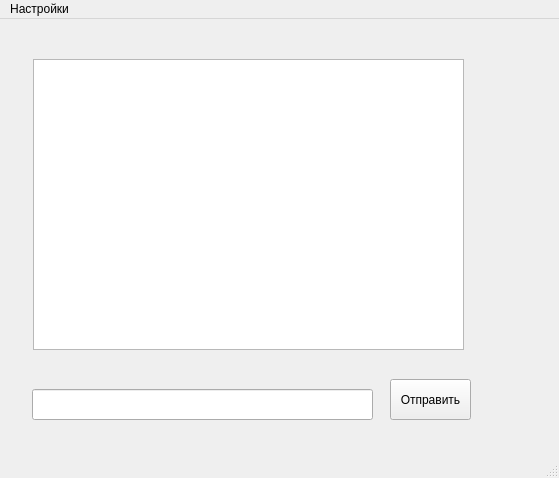
First picture: the form in chat_client.ui, repository CondInPunz/PogChat-YAL, before the edit.
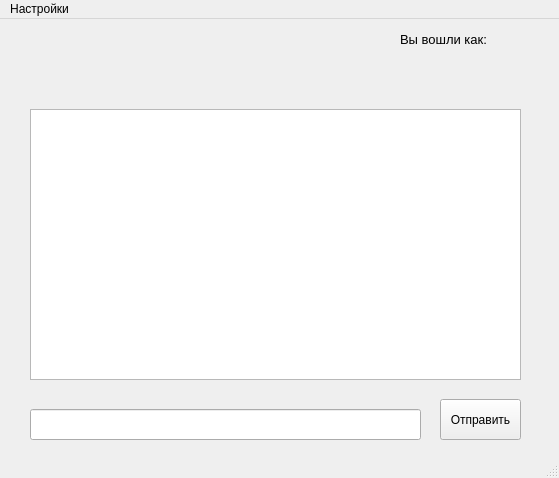
Second picture: the form after the edit. Icons and pictures are not drawn.

What changed in the file:
```diff
--- a/chat_client.ui
+++ b/chat_client.ui
@@ -17,9 +17,9 @@
    <widget class="QLineEdit" name="message_enter">
     <property name="geometry">
      <rect>
-      <x>32</x>
-      <y>370</y>
-      <width>341</width>
+      <x>30</x>
+      <y>390</y>
+      <width>391</width>
       <height>31</height>
      </rect>
     </property>
@@ -27,8 +27,8 @@
    <widget class="QPushButton" name="send_button">
     <property name="geometry">
      <rect>
-      <x>390</x>
-      <y>360</y>
+      <x>440</x>
+      <y>380</y>
       <width>81</width>
       <height>41</height>
      </rect>
@@ -40,13 +40,80 @@
    <widget class="QTextEdit" name="chat_window">
     <property name="geometry">
      <rect>
-      <x>33</x>
-      <y>40</y>
-      <width>431</width>
-      <height>291</height>
+      <x>30</x>
+      <y>90</y>
+      <width>491</width>
+      <height>271</height>
      </rect>
     </property>
    </widget>
+   <widget class="QLabel" name="nick_name_info_label">
+    <property name="geometry">
+     <rect>
+      <x>400</x>
+      <y>10</y>
+      <width>91</width>
+      <height>21</height>
+     </rect>
+    </property>
+    <property name="font">
+     <font>
+      <pointsize>10</pointsize>
+     </font>
+    </property>
+    <property name="text">
+     <string>Вы вошли как:</string>
+    </property>
+   </widget>
+   <widget class="QLabel" name="logo_label">
+    <property name="geometry">
+     <rect>
+      <x>30</x>
+      <y>20</y>
+      <width>191</width>
+      <height>51</height>
+     </rect>
+    </property>
+    <property name="sizePolicy">
+     <sizepolicy hsizetype="Preferred" vsizetype="Preferred">
+      <horstretch>0</horstretch>
+      <verstretch>0</verstretch>
+     </sizepolicy>
+    </property>
+    <property name="styleSheet">
+     <string notr="true"/>
+    </property>
+    <property name="text">
+     <string/>
+    </property>
+    <property name="pixmap">
+     <pixmap>:/newPrefix/logo.png</pixmap>
+    </property>
+    <property name="scaledContents">
+     <bool>true</bool>
+    </property>
+   </widget>
+   <widget class="QLabel" name="nick_name_label">
+    <property name="geometry">
+     <rect>
+      <x>370</x>
+      <y>30</y>
+      <width>141</width>
+      <height>31</height>
+     </rect>
+    </property>
+    <property name="font">
+     <font>
+      <pointsize>12</pointsize>
+     </font>
+    </property>
+    <property name="text">
+     <string/>
+    </property>
+    <property name="alignment">
+     <set>Qt::AlignCenter</set>
+    </property>
+   </widget>
   </widget>
   <widget class="QMenuBar" name="menubar">
    <property name="geometry">
```
Left out of the diff: 24 changed lines with no effect on the pictures.
